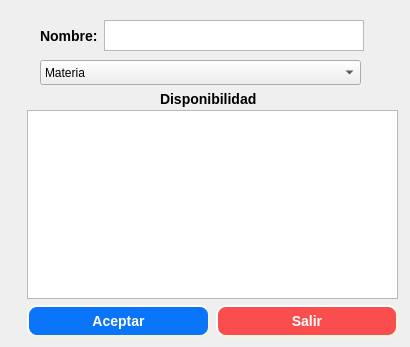
Before: the Qt Designer form newProfessordialog.ui in Santiago-Pinto/colorcraft, drawn with Qt 5.
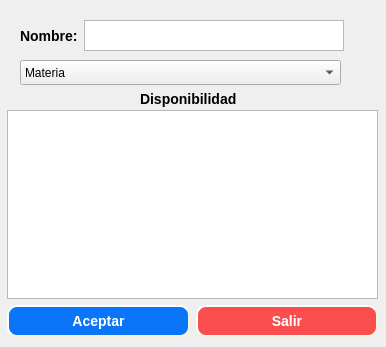
After: the same form once the commit is applied.

```diff
--- a/newProfessordialog.ui
+++ b/newProfessordialog.ui
@@ -6,7 +6,7 @@
    <rect>
     <x>0</x>
     <y>0</y>
-    <width>410</width>
+    <width>386</width>
     <height>347</height>
    </rect>
   </property>
@@ -16,7 +16,7 @@
   <widget class="QLabel" name="lblAvailability">
    <property name="geometry">
     <rect>
-     <x>160</x>
+     <x>140</x>
      <y>90</y>
      <width>121</width>
      <height>17</height>
@@ -32,7 +32,7 @@
   <widget class="QWidget" name="layoutWidget">
    <property name="geometry">
     <rect>
-     <x>27</x>
+     <x>7</x>
      <y>110</y>
      <width>371</width>
      <height>227</height>
@@ -131,7 +131,7 @@
   <widget class="QWidget" name="layoutWidget">
    <property name="geometry">
     <rect>
-     <x>40</x>
+     <x>20</x>
      <y>20</y>
      <width>324</width>
      <height>31</height>
@@ -156,7 +156,7 @@
   <widget class="QComboBox" name="cmbSubject">
    <property name="geometry">
     <rect>
-     <x>40</x>
+     <x>20</x>
      <y>60</y>
      <width>321</width>
      <height>25</height>
```
